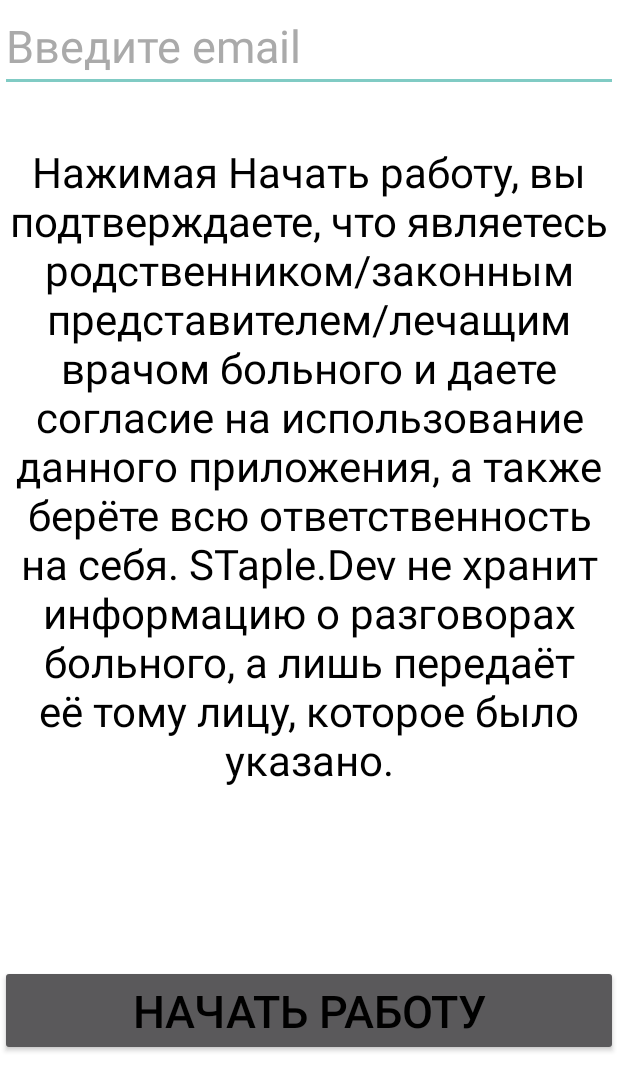
After one commit to StepanProCoder/mentalholterrepo, an Android app: the layout start_layout.xml on its own in the app's theme, with its tools: preview values and no code run, on a phone screen of 412 x 824 dp. The commit adds this screen. Shown: the top 1091 px of the screen. Run offline under Robolectric (Android 15) with nearby library versions, the phone set to English and light mode, and no system bars.

Commit message:
Added foreground service and startup menu

```diff
--- /dev/null
+++ b/app/src/main/res/layout/start_layout.xml
@@ -0,0 +1,52 @@
+<?xml version="1.0" encoding="utf-8"?>
+
+<androidx.constraintlayout.widget.ConstraintLayout xmlns:app="http://schemas.android.com/apk/res-auto"
+    xmlns:tools="http://schemas.android.com/tools"
+    android:layout_width="match_parent" android:layout_height="match_parent"
+    xmlns:android="http://schemas.android.com/apk/res/android"
+    android:orientation="vertical"
+    android:background="#FFFFFF">
+
+
+    <EditText
+        android:id="@+id/address"
+        android:layout_width="match_parent"
+        android:layout_height="wrap_content"
+        android:layout_marginBottom="34dp"
+        android:hint="Введите email"
+        android:textSize="30dp"
+        app:layout_constraintBottom_toTopOf="@+id/textView"
+        app:layout_constraintEnd_toEndOf="parent"
+        app:layout_constraintStart_toStartOf="parent"
+        app:layout_constraintTop_toTopOf="parent"
+        android:textColorHint="@android:color/darker_gray"
+        android:textColor="#000000"/>
+
+    <TextView
+        android:id="@+id/textView"
+        android:layout_width="match_parent"
+        android:layout_height="wrap_content"
+        android:layout_marginTop="34dp"
+        android:gravity="center"
+        android:text="@string/text"
+        android:textColor="#000000"
+        android:textSize="28dp"
+        app:layout_constraintEnd_toEndOf="parent"
+        app:layout_constraintStart_toStartOf="parent"
+        app:layout_constraintTop_toBottomOf="@+id/address" />
+
+    <Button
+        android:id="@+id/startbtn"
+        android:layout_width="match_parent"
+        android:layout_height="wrap_content"
+        android:layout_marginTop="35dp"
+        android:layout_marginBottom="37dp"
+        android:text="Начать работу"
+        android:textColor="#000000"
+        android:textSize="30dp"
+        app:layout_constraintBottom_toBottomOf="parent"
+        app:layout_constraintEnd_toEndOf="parent"
+        app:layout_constraintStart_toStartOf="parent"
+        app:layout_constraintTop_toBottomOf="@+id/textView" />
+
+</androidx.constraintlayout.widget.ConstraintLayout>
--- a/app/src/main/res/values/strings.xml
+++ b/app/src/main/res/values/strings.xml
@@ -1,3 +1,4 @@
 <resources>
     <string name="app_name">MentalHolter</string>
+    <string name="text">Нажимая "Начать работу", вы подтверждаете, что являетесь родственником/законным представителем/лечащим врачом больного и даете согласие на использование данного приложения, а также берёте всю ответственность на себя. STaple.Dev не хранит информацию о разговорах больного, а лишь передаёт её тому лицу, которое было указано.</string>
 </resources>
```
Also changed, not shown: app/src/main/AndroidManifest.xml (+16 -9 lines), app/src/main/java/com/stapledev/mentalholter/BootCompletedReceiver.java (added, +22 -0 lines), app/src/main/java/com/stapledev/mentalholter/MainActivity.java (+126 -6 lines), app/src/main/java/com/stapledev/mentalholter/ProcessService.java (+43 -1 lines), app/src/main/res/layout/activity_main.xml (+12 -2 lines), app/src/main/res/values/styles.xml (+2 -6 lines).
